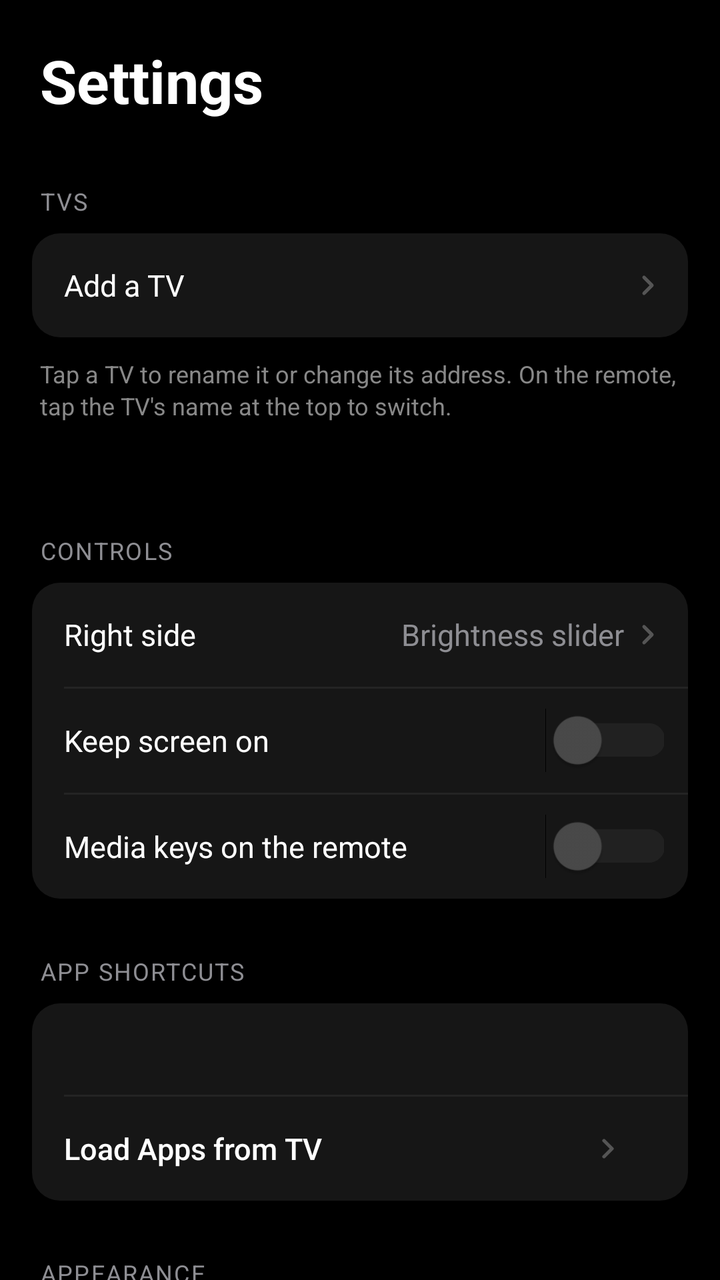
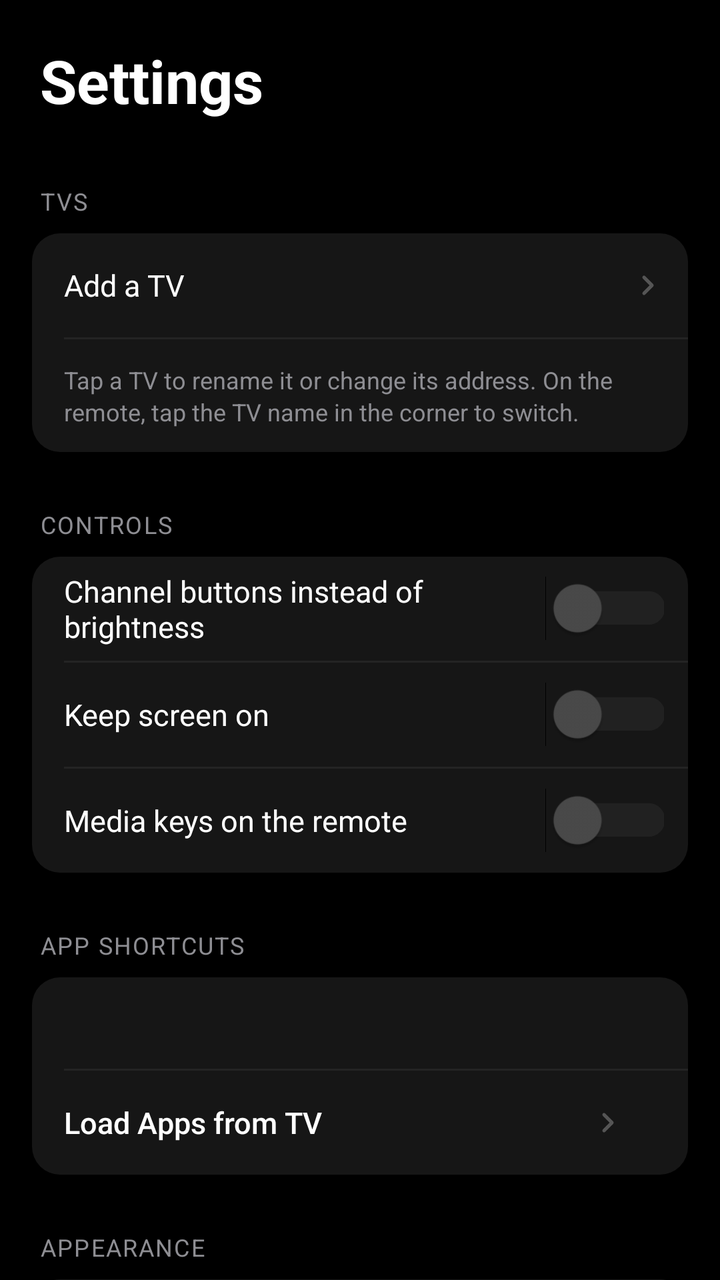

Before-and-after screenshots of an Android layout around one commit, followed by the original layout XML and the change that was made.
<!-- AndroidManifest.xml: application theme Theme.LGRemote -->
<!-- res/layout/activity_settings.xml -->
<?xml version="1.0" encoding="utf-8"?>
<androidx.core.widget.NestedScrollView
    xmlns:android="http://schemas.android.com/apk/res/android"
    android:id="@+id/settings_root"
    android:tag="window_bg"
    android:layout_width="match_parent"
    android:layout_height="match_parent"
    android:background="#000000"
    android:fillViewport="true">

    <LinearLayout
        android:layout_width="match_parent"
        android:layout_height="wrap_content"
        android:orientation="vertical"
        android:paddingHorizontal="16dp"
        android:paddingTop="20dp"
        android:paddingBottom="56dp">

        <TextView
            android:id="@+id/tv_settings_title"
            android:tag="title"
            android:layout_width="match_parent"
            android:layout_height="wrap_content"
            android:text="Settings"
            android:textColor="#FFFFFF"
            android:textSize="30sp"
            android:textStyle="bold"
            android:paddingHorizontal="4dp"
            android:layout_marginBottom="32dp" />

        
        <TextView
            android:id="@+id/tv_section_connection"
            android:tag="section_label"
            android:layout_width="match_parent"
            android:layout_height="wrap_content"
            android:text="TVS"
            android:textColor="#8E8E93"
            android:textSize="12sp"
            android:letterSpacing="0.06"
            android:paddingHorizontal="4dp"
            android:layout_marginBottom="8dp" />

        <LinearLayout
            android:id="@+id/group_connection"
            android:tag="surface_bg"
            android:layout_width="match_parent"
            android:layout_height="wrap_content"
            android:orientation="vertical"
            android:background="@drawable/bg_section_group">

            
            <LinearLayout
                android:id="@+id/tvs_container"
                android:layout_width="match_parent"
                android:layout_height="wrap_content"
                android:orientation="vertical" />

            <LinearLayout
                android:id="@+id/row_add_tv"
                android:layout_width="match_parent"
                android:layout_height="52dp"
                android:orientation="horizontal"
                android:gravity="center_vertical"
                android:paddingStart="16dp"
                android:paddingEnd="12dp"
                android:clickable="true"
                android:focusable="true"
                android:background="?attr/selectableItemBackground">

                <TextView
                    android:tag="row_label"
                    android:layout_width="0dp"
                    android:layout_height="wrap_content"
                    android:layout_weight="1"
                    android:text="Add a TV"
                    android:textColor="#FFFFFF"
                    android:textSize="15sp" />

                <ImageView
                    android:layout_width="16dp"
                    android:layout_height="16dp"
                    android:src="@drawable/ic_chevron_right"
                    android:scaleType="fitCenter"
                    android:tint="#555555" />

            </LinearLayout>

        </LinearLayout>

        <TextView
            android:tag="btn_label"
            android:layout_width="match_parent"
            android:layout_height="wrap_content"
            android:text="Tap a TV to rename it or change its address. On the remote, tap the TV's name at the top to switch."
            android:textColor="#888888"
            android:textSize="12sp"
            android:lineSpacingExtra="2dp"
            android:paddingHorizontal="4dp"
            android:layout_marginTop="10dp"
            android:layout_marginBottom="28dp" />

        
        <TextView
            android:id="@+id/tv_section_controls"
            android:tag="section_label"
            android:layout_width="match_parent"
            android:layout_height="wrap_content"
            android:text="CONTROLS"
            android:textColor="#8E8E93"
            android:textSize="12sp"
            android:letterSpacing="0.06"
            android:paddingHorizontal="4dp"
            android:layout_marginTop="28dp"
            android:layout_marginBottom="8dp" />

        <LinearLayout
            android:id="@+id/group_controls"
            android:tag="surface_bg"
            android:layout_width="match_parent"
            android:layout_height="wrap_content"
            android:orientation="vertical"
            android:background="@drawable/bg_section_group">

            <LinearLayout
                android:id="@+id/row_right_pill"
                android:layout_width="match_parent"
                android:layout_height="52dp"
                android:orientation="horizontal"
                android:gravity="center_vertical"
                android:paddingStart="16dp"
                android:paddingEnd="12dp"
                android:clickable="true"
                android:focusable="true"
                android:background="?attr/selectableItemBackground">

                <TextView
                    android:tag="row_label"
                    android:layout_width="0dp"
                    android:layout_height="wrap_content"
                    android:layout_weight="1"
                    android:text="Right side"
                    android:textColor="#FFFFFF"
                    android:textSize="15sp" />

                <TextView
                    android:id="@+id/tv_right_pill"
                    android:tag="row_value"
                    android:layout_width="wrap_content"
                    android:layout_height="wrap_content"
                    android:text="Brightness slider"
                    android:textColor="#8E8E93"
                    android:textSize="15sp"
                    android:layout_marginEnd="4dp" />

                <ImageView
                    android:layout_width="16dp"
                    android:layout_height="16dp"
                    android:src="@drawable/ic_chevron_right"
                    android:scaleType="fitCenter"
                    android:tint="#555555" />

            </LinearLayout>

            <View android:layout_width="match_parent" android:layout_height="1dp" android:background="#242424" android:tag="divider" android:layout_marginStart="16dp" />

            <LinearLayout
                android:layout_width="match_parent"
                android:layout_height="52dp"
                android:orientation="horizontal"
                android:gravity="center_vertical"
                android:paddingStart="16dp"
                android:paddingEnd="12dp">

                <TextView
                    android:tag="row_label"
                    android:layout_width="0dp"
                    android:layout_height="wrap_content"
                    android:layout_weight="1"
                    android:text="Keep screen on"
                    android:textColor="#FFFFFF"
                    android:textSize="15sp" />

                <Switch
                    android:id="@+id/switch_keep_screen_on"
                    android:layout_width="wrap_content"
                    android:layout_height="wrap_content"
                    android:scaleX="1.2"
                    android:scaleY="1.2"
                    android:thumbTint="@color/switch_thumb"
                    android:trackTint="@color/switch_track" />

            </LinearLayout>

            <View android:layout_width="match_parent" android:layout_height="1dp" android:background="#242424" android:tag="divider" android:layout_marginStart="16dp" />

            <LinearLayout
                android:layout_width="match_parent"
                android:layout_height="52dp"
                android:orientation="horizontal"
                android:gravity="center_vertical"
                android:paddingStart="16dp"
                android:paddingEnd="12dp">

                <TextView
                    android:tag="row_label"
                    android:layout_width="0dp"
                    android:layout_height="wrap_content"
                    android:layout_weight="1"
                    android:text="Media keys on the remote"
                    android:textColor="#FFFFFF"
                    android:textSize="15sp" />

                <Switch
                    android:id="@+id/switch_media_on_main"
                    android:layout_width="wrap_content"
                    android:layout_height="wrap_content"
                    android:scaleX="1.2"
                    android:scaleY="1.2"
                    android:thumbTint="@color/switch_thumb"
                    android:trackTint="@color/switch_track" />

            </LinearLayout>

        </LinearLayout>

        
        <TextView
            android:id="@+id/tv_section_shortcuts"
            android:tag="section_label"
            android:layout_width="match_parent"
            android:layout_height="wrap_content"
            android:text="APP SHORTCUTS"
            android:textColor="#8E8E93"
            android:textSize="12sp"
            android:letterSpacing="0.06"
            android:paddingHorizontal="4dp"
            android:layout_marginTop="28dp"
            android:layout_marginBottom="8dp" />

        <LinearLayout
            android:id="@+id/group_shortcuts"
            android:tag="surface_bg"
            android:layout_width="match_parent"
            android:layout_height="wrap_content"
            android:orientation="vertical"
            android:background="@drawable/bg_section_group">

            
            <TextView
                android:id="@+id/tv_shortcuts_summary"
                android:tag="section_label"
                android:layout_width="match_parent"
                android:layout_height="wrap_content"
                android:textColor="#8E8E93"
                android:textSize="13sp"
                android:paddingHorizontal="16dp"
                android:paddingTop="14dp"
                android:paddingBottom="14dp" />

            
            <androidx.recyclerview.widget.RecyclerView
                android:id="@+id/apps_grid"
                android:layout_width="match_parent"
                android:layout_height="wrap_content"
                android:paddingHorizontal="8dp"
                android:paddingBottom="8dp"
                android:nestedScrollingEnabled="false"
                android:visibility="gone" />

            <View android:layout_width="match_parent" android:layout_height="1dp" android:background="#242424" android:tag="divider" android:layout_marginStart="16dp" />

            
            <LinearLayout
                android:layout_width="match_parent"
                android:layout_height="52dp"
                android:orientation="horizontal"
                android:gravity="center_vertical"
                android:paddingEnd="16dp">

                <Button
                    android:id="@+id/btn_load_apps"
                    android:tag="row_label"
                    android:layout_width="0dp"
                    android:layout_height="match_parent"
                    android:layout_weight="1"
                    android:background="?attr/selectableItemBackground"
                    android:text="Load Apps from TV"
                    android:textAllCaps="false"
                    android:textColor="#FFFFFF"
                    android:textSize="15sp"
                    android:textStyle="normal"
                    android:gravity="start|center_vertical"
                    android:paddingHorizontal="16dp"
                    android:drawableEnd="@drawable/ic_chevron_right"
                    android:drawableTint="#555555"
                    android:drawablePadding="4dp" />

                <ProgressBar
                    android:id="@+id/load_apps_spinner"
                    android:layout_width="20dp"
                    android:layout_height="20dp"
                    android:visibility="gone"
                    android:indeterminateTint="#888888" />

            </LinearLayout>

        </LinearLayout>

        
        <TextView
            android:id="@+id/tv_section_appearance"
            android:tag="section_label"
            android:layout_width="match_parent"
            android:layout_height="wrap_content"
            android:text="APPEARANCE"
            android:textColor="#8E8E93"
            android:textSize="12sp"
            android:letterSpacing="0.06"
            android:paddingHorizontal="4dp"
            android:layout_marginTop="28dp"
            android:layout_marginBottom="8dp" />

        <LinearLayout
            android:id="@+id/group_appearance"
            android:tag="surface_bg"
            android:layout_width="match_parent"
            android:layout_height="wrap_content"
            android:orientation="vertical"
            android:background="@drawable/bg_section_group">

            <LinearLayout
                android:id="@+id/row_theme"
                android:layout_width="match_parent"
                android:layout_height="52dp"
                android:orientation="horizontal"
                android:gravity="center_vertical"
                android:paddingStart="16dp"
                android:paddingEnd="12dp"
                android:clickable="true"
                android:focusable="true"
                android:background="?attr/selectableItemBackground">

                <TextView
                    android:tag="row_label"
                    android:layout_width="0dp"
                    android:layout_height="wrap_content"
                    android:layout_weight="1"
                    android:text="Theme"
                    android:textColor="#FFFFFF"
                    android:textSize="15sp" />

                <TextView
                    android:id="@+id/tv_current_theme"
                    android:tag="row_value"
                    android:layout_width="wrap_content"
                    android:layout_height="wrap_content"
                    android:text="Dark"
                    android:textColor="#8E8E93"
                    android:textSize="15sp"
                    android:layout_marginEnd="4dp" />

                <ImageView
                    android:layout_width="16dp"
                    android:layout_height="16dp"
                    android:src="@drawable/ic_chevron_right"
                    android:scaleType="fitCenter"
                    android:tint="#555555" />

            </LinearLayout>

            <View android:layout_width="match_parent" android:layout_height="1dp" android:background="#242424" android:tag="divider" android:layout_marginStart="16dp" />

            <LinearLayout
                android:id="@+id/row_create_theme"
                android:layout_width="match_parent"
                android:layout_height="52dp"
                android:orientation="horizontal"
                android:gravity="center_vertical"
                android:paddingStart="16dp"
                android:paddingEnd="12dp"
                android:clickable="true"
                android:focusable="true"
                android:background="?attr/selectableItemBackground">

                <TextView
                    android:id="@+id/tv_create_theme"
                    android:tag="row_label"
                    android:layout_width="0dp"
                    android:layout_height="wrap_content"
                    android:layout_weight="1"
                    android:text="Create Custom Theme"
                    android:textColor="#FFFFFF"
                    android:textSize="15sp" />

                <ImageView
                    android:layout_width="16dp"
                    android:layout_height="16dp"
                    android:src="@drawable/ic_chevron_right"
                    android:scaleType="fitCenter"
                    android:tint="#555555" />

            </LinearLayout>

        </LinearLayout>

        <TextView
            android:id="@+id/tv_section_advanced"
            android:tag="section_label"
            android:layout_width="match_parent"
            android:layout_height="wrap_content"
            android:text="ADVANCED"
            android:textColor="#8E8E93"
            android:textSize="12sp"
            android:letterSpacing="0.06"
            android:paddingHorizontal="4dp"
            android:layout_marginTop="28dp"
            android:layout_marginBottom="8dp" />

        <LinearLayout
            android:id="@+id/group_advanced"
            android:tag="surface_bg"
            android:layout_width="match_parent"
            android:layout_height="wrap_content"
            android:orientation="vertical"
            android:background="@drawable/bg_section_group">

            <LinearLayout
                android:id="@+id/row_service_remote"
                android:layout_width="match_parent"
                android:layout_height="52dp"
                android:orientation="horizontal"
                android:gravity="center_vertical"
                android:paddingStart="16dp"
                android:paddingEnd="12dp"
                android:clickable="true"
                android:focusable="true"
                android:background="?attr/selectableItemBackground">

                <TextView
                    android:tag="row_label"
                    android:layout_width="0dp"
                    android:layout_height="wrap_content"
                    android:layout_weight="1"
                    android:text="Service Remote (IR)"
                    android:textColor="#FFFFFF"
                    android:textSize="15sp" />

                <ImageView
                    android:layout_width="16dp"
                    android:layout_height="16dp"
                    android:src="@drawable/ic_chevron_right"
                    android:scaleType="fitCenter"
                    android:tint="#555555" />

            </LinearLayout>

        </LinearLayout>

        
        <TextView
            android:id="@+id/tv_section_about"
            android:tag="section_label"
            android:layout_width="match_parent"
            android:layout_height="wrap_content"
            android:text="ABOUT"
            android:textColor="#8E8E93"
            android:textSize="12sp"
            android:letterSpacing="0.06"
            android:paddingHorizontal="4dp"
            android:layout_marginTop="28dp"
            android:layout_marginBottom="8dp" />

        <LinearLayout
            android:id="@+id/group_about"
            android:tag="surface_bg"
            android:layout_width="match_parent"
            android:layout_height="wrap_content"
            android:orientation="vertical"
            android:background="@drawable/bg_section_group">

            <LinearLayout
                android:id="@+id/row_tour"
                android:layout_width="match_parent"
                android:layout_height="52dp"
                android:orientation="horizontal"
                android:gravity="center_vertical"
                android:paddingStart="16dp"
                android:paddingEnd="12dp"
                android:clickable="true"
                android:focusable="true"
                android:background="?attr/selectableItemBackground">

                <TextView
                    android:tag="row_label"
                    android:layout_width="0dp"
                    android:layout_height="wrap_content"
                    android:layout_weight="1"
                    android:text="Show the tour"
                    android:textColor="#FFFFFF"
                    android:textSize="15sp" />

                <ImageView
                    android:layout_width="16dp"
                    android:layout_height="16dp"
                    android:src="@drawable/ic_chevron_right"
                    android:scaleType="fitCenter"
                    android:tint="#555555" />

            </LinearLayout>

            <View android:layout_width="match_parent" android:layout_height="1dp" android:background="#242424" android:tag="divider" android:layout_marginStart="16dp" />

            <LinearLayout
                android:id="@+id/row_release_notes"
                android:layout_width="match_parent"
                android:layout_height="52dp"
                android:orientation="horizontal"
                android:gravity="center_vertical"
                android:paddingStart="16dp"
                android:paddingEnd="12dp"
                android:clickable="true"
                android:focusable="true"
                android:background="?attr/selectableItemBackground">

                <TextView
                    android:tag="row_label"
                    android:layout_width="0dp"
                    android:layout_height="wrap_content"
                    android:layout_weight="1"
                    android:text="Release notes"
                    android:textColor="#FFFFFF"
                    android:textSize="15sp" />

                <TextView
                    android:id="@+id/tv_app_version"
                    android:tag="row_value"
                    android:layout_width="wrap_content"
                    android:layout_height="wrap_content"
                    android:textColor="#8E8E93"
                    android:textSize="15sp"
                    android:layout_marginEnd="4dp" />

                <ImageView
                    android:layout_width="16dp"
                    android:layout_height="16dp"
                    android:src="@drawable/ic_chevron_right"
                    android:scaleType="fitCenter"
                    android:tint="#555555" />

            </LinearLayout>

        </LinearLayout>

    </LinearLayout>

</androidx.core.widget.NestedScrollView>
<!-- resources referenced by this layout -->
<resources>
  <!-- drawable bg_section_group (drawable) -->
  <?xml version="1.0" encoding="utf-8"?>
  <shape xmlns:android="http://schemas.android.com/apk/res/android">
      <solid android:color="#161616" />
      <corners android:radius="14dp" />
  </shape>
  <!-- drawable ic_chevron_right (drawable) -->
  <?xml version="1.0" encoding="utf-8"?>
  <vector xmlns:android="http://schemas.android.com/apk/res/android"
      android:width="16dp"
      android:height="16dp"
      android:viewportWidth="24"
      android:viewportHeight="24">
      <path
          android:strokeColor="#FFFFFF"
          android:strokeWidth="2.5"
          android:strokeLineCap="round"
          android:strokeLineJoin="round"
          android:fillColor="@android:color/transparent"
          android:pathData="M9,18 L15,12 L9,6" />
  </vector>
  <style name="Theme.LGRemote" parent="Theme.AppCompat.NoActionBar">
          <item name="android:windowBackground">#000000</item>
          <item name="android:statusBarColor">#000000</item>
          <item name="android:navigationBarColor">#000000</item>
      </style>
</resources>

<!-- the commit's change to res/layout/activity_settings.xml (unified diff, before → after) -->
@@ -86,19 +86,20 @@
 
             </LinearLayout>
 
+            <View android:layout_width="match_parent" android:layout_height="1dp" android:background="#242424" android:tag="divider" android:layout_marginStart="16dp" />
+
+            <TextView
+                android:tag="row_value"
+                android:layout_width="match_parent"
+                android:layout_height="wrap_content"
+                android:text="Tap a TV to rename it or change its address. On the remote, tap the TV name in the corner to switch."
+                android:textColor="#8E8E93"
+                android:textSize="12sp"
+                android:lineSpacingExtra="2dp"
+                android:paddingHorizontal="16dp"
+                android:paddingVertical="12dp" />
+
         </LinearLayout>
-
-        <TextView
-            android:tag="btn_label"
-            android:layout_width="match_parent"
-            android:layout_height="wrap_content"
-            android:text="Tap a TV to rename it or change its address. On the remote, tap the TV's name at the top to switch."
-            android:textColor="#888888"
-            android:textSize="12sp"
-            android:lineSpacingExtra="2dp"
-            android:paddingHorizontal="4dp"
-            android:layout_marginTop="10dp"
-            android:layout_marginBottom="28dp" />
 
         
         <TextView
@@ -123,42 +124,30 @@
             android:background="@drawable/bg_section_group">
 
             <LinearLayout
-                android:id="@+id/row_right_pill"
-                android:layout_width="match_parent"
-                android:layout_height="52dp"
-                android:orientation="horizontal"
-                android:gravity="center_vertical"
-                android:paddingStart="16dp"
-                android:paddingEnd="12dp"
-                android:clickable="true"
-                android:focusable="true"
-                android:background="?attr/selectableItemBackground">
-
-                <TextView
-                    android:tag="row_label"
-                    android:layout_width="0dp"
-                    android:layout_height="wrap_content"
-                    android:layout_weight="1"
-                    android:text="Right side"
-                    android:textColor="#FFFFFF"
-                    android:textSize="15sp" />
-
-                <TextView
-                    android:id="@+id/tv_right_pill"
-                    android:tag="row_value"
+                android:layout_width="match_parent"
+                android:layout_height="52dp"
+                android:orientation="horizontal"
+                android:gravity="center_vertical"
+                android:paddingStart="16dp"
+                android:paddingEnd="12dp">
+
+                <TextView
+                    android:tag="row_label"
+                    android:layout_width="0dp"
+                    android:layout_height="wrap_content"
+                    android:layout_weight="1"
+                    android:text="Channel buttons instead of brightness"
+                    android:textColor="#FFFFFF"
+                    android:textSize="15sp" />
+
+                <Switch
+                    android:id="@+id/switch_channel_pill"
                     android:layout_width="wrap_content"
                     android:layout_height="wrap_content"
-                    android:text="Brightness slider"
-                    android:textColor="#8E8E93"
-                    android:textSize="15sp"
-                    android:layout_marginEnd="4dp" />
-
-                <ImageView
-                    android:layout_width="16dp"
-                    android:layout_height="16dp"
-                    android:src="@drawable/ic_chevron_right"
-                    android:scaleType="fitCenter"
-                    android:tint="#555555" />
+                    android:scaleX="1.2"
+                    android:scaleY="1.2"
+                    android:thumbTint="@color/switch_thumb"
+                    android:trackTint="@color/switch_track" />
 
             </LinearLayout>
 
